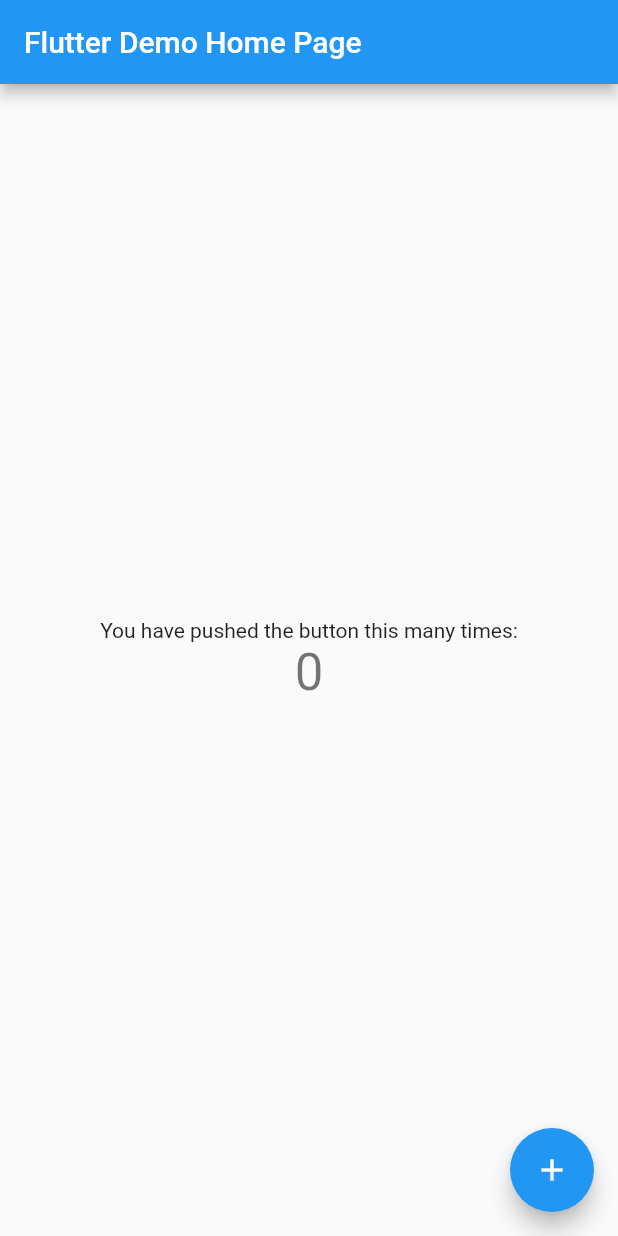
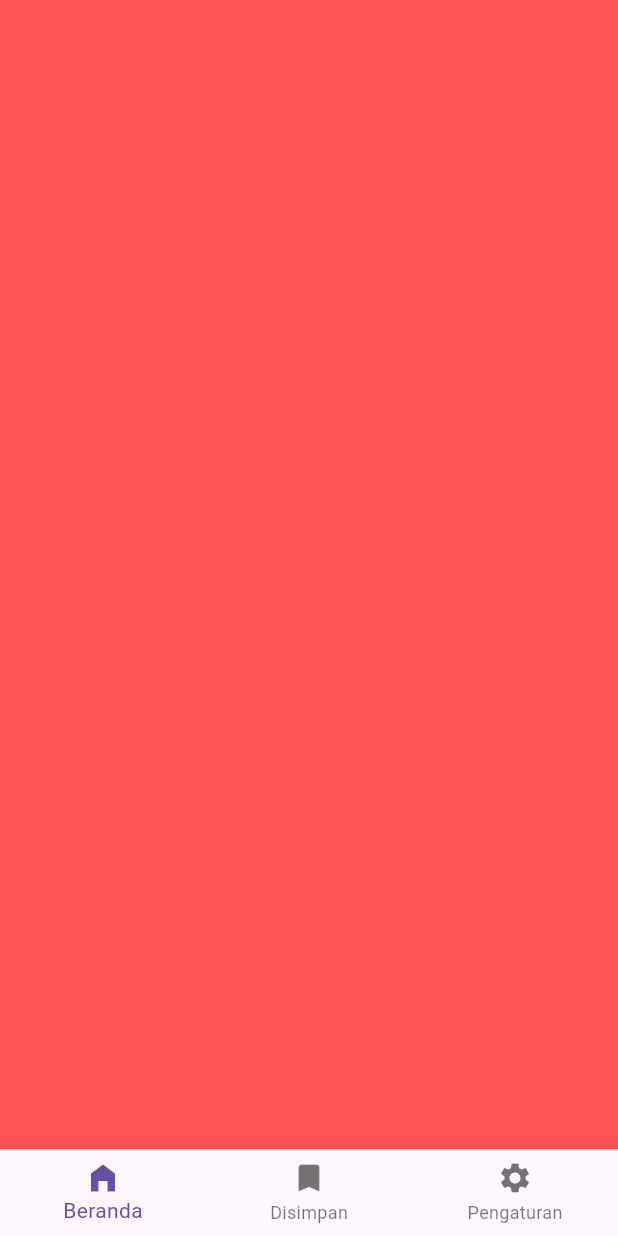
Before and after one commit to mralifakbar/myunila_app, a Flutter app: the screen it shows after launch, on a phone screen of 412 x 824 dp. Run offline on Flutter 3.47's test engine with Material 2 defaults, Android fonts, the phone set to English and light mode, and no system bars; our stand-ins replace animated_splash_screen, google_fonts, page_transition.

Commit message:
add splash screen and bottom navigation

```diff
--- a/lib/main.dart
+++ b/lib/main.dart
@@ -1,115 +1,36 @@
+import 'package:animated_splash_screen/animated_splash_screen.dart';
 import 'package:flutter/material.dart';
+import 'package:google_fonts/google_fonts.dart';
+import 'package:myunila_app/screens/home.dart';
+import 'package:page_transition/page_transition.dart';
 
-void main() {
-  runApp(const MyApp());
-}
+void main() => runApp(MyApp());
 
 class MyApp extends StatelessWidget {
-  const MyApp({super.key});
-
-  // This widget is the root of your application.
   @override
   Widget build(BuildContext context) {
     return MaterialApp(
-      title: 'Flutter Demo',
       theme: ThemeData(
-        // This is the theme of your application.
-        //
-        // Try running your application with "flutter run". You'll see the
-        // application has a blue toolbar. Then, without quitting the app, try
-        // changing the primarySwatch below to Colors.green and then invoke
-        // "hot reload" (press "r" in the console where you ran "flutter run",
-        // or simply save your changes to "hot reload" in a Flutter IDE).
-        // Notice that the counter didn't reset back to zero; the application
-        // is not restarted.
-        primarySwatch: Colors.blue,
+        useMaterial3: true,
       ),
-      home: const MyHomePage(title: 'Flutter Demo Home Page'),
+      title: 'MyUnila',
+      home: AnimatedSplashScreen(
+        duration: 3000,
+        splash: Image.asset("assets/logo_myunila.png"),
+        nextScreen: Home(),
+        splashTransition: SplashTransition.fadeTransition,
+        pageTransitionType: PageTransitionType.fade,
+        backgroundColor: Colors.white,
+      ),
     );
   }
 }
 
-class MyHomePage extends StatefulWidget {
-  const MyHomePage({super.key, required this.title});
-
-  // This widget is the home page of your application. It is stateful, meaning
-  // that it has a State object (defined below) that contains fields that affect
-  // how it looks.
-
-  // This class is the configuration for the state. It holds the values (in this
-  // case the title) provided by the parent (in this case the App widget) and
-  // used by the build method of the State. Fields in a Widget subclass are
-  // always marked "final".
-
-  final String title;
-
-  @override
-  State<MyHomePage> createState() => _MyHomePageState();
-}
-
-class _MyHomePageState extends State<MyHomePage> {
-  int _counter = 0;
-
-  void _incrementCounter() {
-    setState(() {
-      // This call to setState tells the Flutter framework that something has
-      // changed in this State, which causes it to rerun the build method below
-      // so that the display can reflect the updated values. If we changed
-      // _counter without calling setState(), then the build method would not be
-      // called again, and so nothing would appear to happen.
-      _counter++;
-    });
-  }
-
+class MainScreen extends StatelessWidget {
   @override
   Widget build(BuildContext context) {
-    // This method is rerun every time setState is called, for instance as done
-    // by the _incrementCounter method above.
-    //
-    // The Flutter framework has been optimized to make rerunning build methods
-    // fast, so that you can just rebuild anything that needs updating rather
-    // than having to individually change instances of widgets.
-    return Scaffold(
-      appBar: AppBar(
-        // Here we take the value from the MyHomePage object that was created by
-        // the App.build method, and use it to set our appbar title.
-        title: Text(widget.title),
-      ),
-      body: Center(
-        // Center is a layout widget. It takes a single child and positions it
-        // in the middle of the parent.
-        child: Column(
-          // Column is also a layout widget. It takes a list of children and
-          // arranges them vertically. By default, it sizes itself to fit its
-          // children horizontally, and tries to be as tall as its parent.
-          //
-          // Invoke "debug painting" (press "p" in the console, choose the
-          // "Toggle Debug Paint" action from the Flutter Inspector in Android
-          // Studio, or the "Toggle Debug Paint" command in Visual Studio Code)
-          // to see the wireframe for each widget.
-          //
-          // Column has various properties to control how it sizes itself and
-          // how it positions its children. Here we use mainAxisAlignment to
-          // center the children vertically; the main axis here is the vertical
-          // axis because Columns are vertical (the cross axis would be
-          // horizontal).
-          mainAxisAlignment: MainAxisAlignment.center,
-          children: <Widget>[
-            const Text(
-              'You have pushed the button this many times:',
-            ),
-            Text(
-              '$_counter',
-              style: Theme.of(context).textTheme.headline4,
-            ),
-          ],
-        ),
-      ),
-      floatingActionButton: FloatingActionButton(
-        onPressed: _incrementCounter,
-        tooltip: 'Increment',
-        child: const Icon(Icons.add),
-      ), // This trailing comma makes auto-formatting nicer for build methods.
+    return Container(
+      color: Colors.redAccent,
     );
   }
 }
--- /dev/null
+++ b/lib/screens/home.dart
@@ -0,0 +1,81 @@
+import 'package:flutter/material.dart';
+
+class Home extends StatefulWidget {
+  const Home({super.key});
+
+  @override
+  State<Home> createState() => _HomeState();
+}
+
+class _HomeState extends State<Home> {
+  int _selectedIndex = 0;
+
+  static List<Widget> pages = <Widget>[
+    Screen1(),
+    Screen2(),
+    Screen3(),
+  ];
+
+  void _onItemTapped(int index) {
+    setState(() {
+      _selectedIndex = index;
+    });
+  }
+
+  @override
+  Widget build(BuildContext context) {
+    return Scaffold(
+      appBar: AppBar(
+        toolbarHeight: 0,
+        elevation: 0.0,
+      ),
+      body: pages[_selectedIndex],
+      bottomNavigationBar: BottomNavigationBar(
+          selectedItemColor:
+              Theme.of(context).textSelectionTheme.selectionColor,
+          currentIndex: _selectedIndex,
+          onTap: _onItemTapped,
+          items: const <BottomNavigationBarItem>[
+            BottomNavigationBarItem(
+              icon: Icon(Icons.home_filled),
+              label: 'Beranda',
+            ),
+            BottomNavigationBarItem(
+              icon: Icon(Icons.bookmark),
+              label: 'Disimpan',
+            ),
+            BottomNavigationBarItem(
+              icon: Icon(Icons.settings),
+              label: 'Pengaturan',
+            ),
+          ]),
+    );
+  }
+}
+
+class Screen1 extends StatelessWidget {
+  @override
+  Widget build(BuildContext context) {
+    return Container(
+      color: Colors.redAccent,
+    );
+  }
+}
+
+class Screen2 extends StatelessWidget {
+  @override
+  Widget build(BuildContext context) {
+    return Container(
+      color: Colors.blue,
+    );
+  }
+}
+
+class Screen3 extends StatelessWidget {
+  @override
+  Widget build(BuildContext context) {
+    return Container(
+      color: Colors.yellow,
+    );
+  }
+}
```
Also changed, not shown: pubspec.yaml (+6 -7 lines), assets/logo_myunila.png (added), pubspec.lock, 1 other file.
